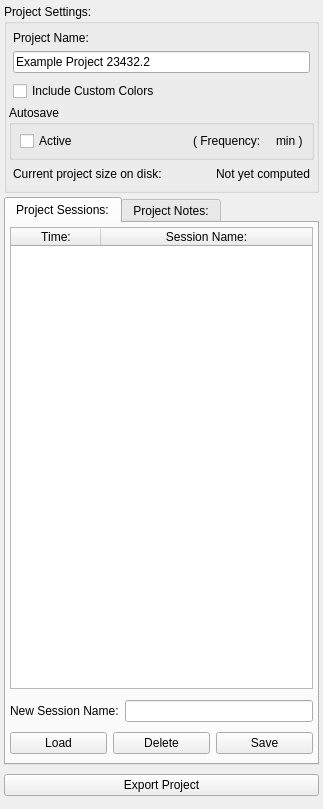
Above: src/Interface/AppInterface/ProjectDockWidget.ui from SCIInstitute/Seg3D before the change. Below: the same form after it.
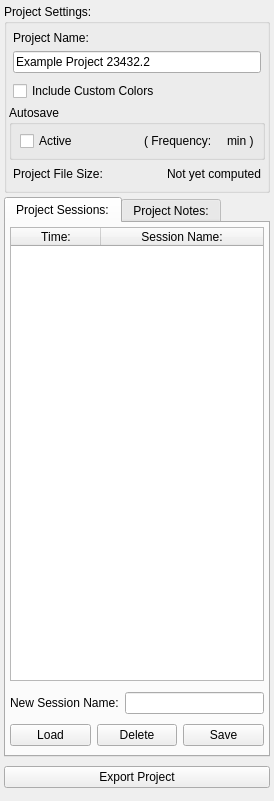
That is the form after the change.

Diff of the .ui file:
```diff
--- a/src/Interface/AppInterface/ProjectDockWidget.ui
+++ b/src/Interface/AppInterface/ProjectDockWidget.ui
@@ -6,8 +6,8 @@
    <rect>
     <x>0</x>
     <y>0</y>
-    <width>323</width>
-    <height>809</height>
+    <width>274</width>
+    <height>801</height>
    </rect>
   </property>
   <property name="styleSheet">
@@ -232,7 +232,7 @@
              <string>Controls for activating and deactivating Smart Autosave are located in the Preferences Manager</string>
             </property>
             <property name="text">
-             <string>Current project size on disk:</string>
+             <string>Project File Size:</string>
             </property>
            </widget>
           </item>
```
Left out of the diff: 15 changed lines with no effect on the pictures.
